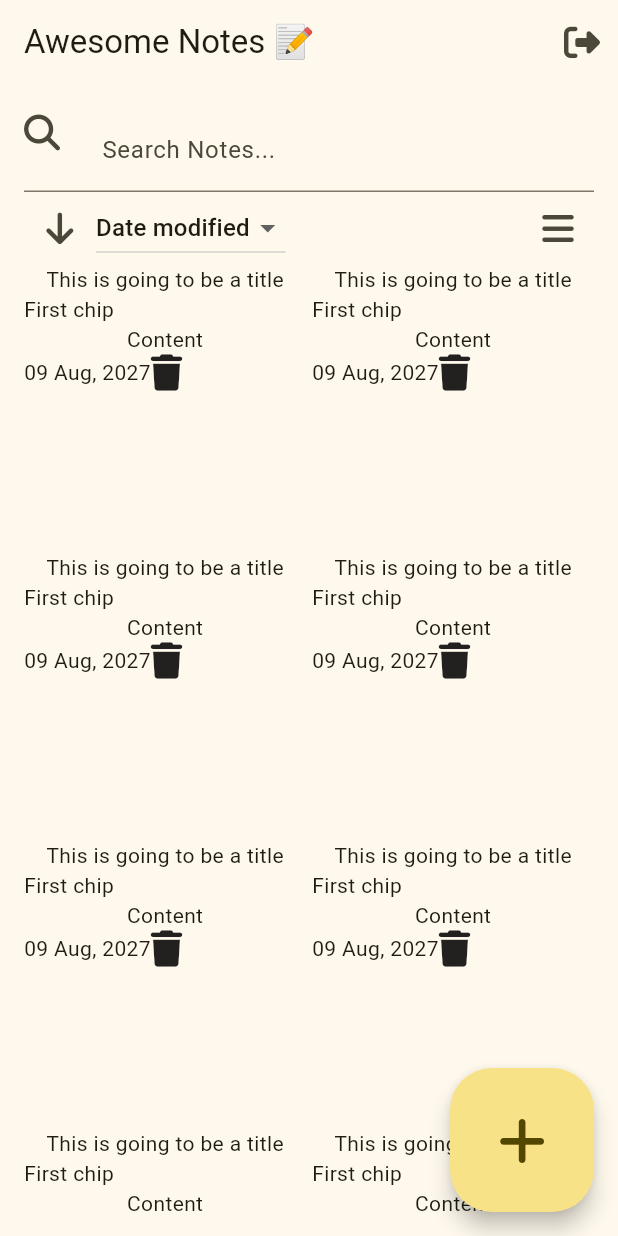
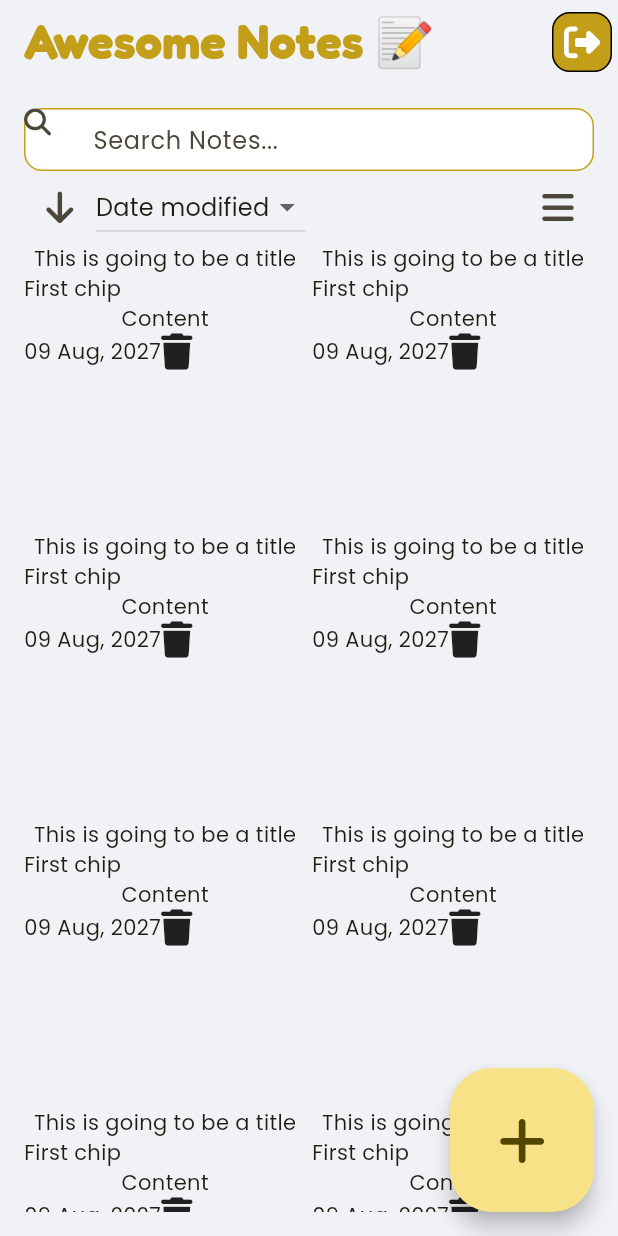
Before and after one commit to RafaelDella/AwesomeNotes, a Flutter app: the screen it shows after launch, on a phone screen of 412 x 824 dp. Run offline on Flutter 3.47's test engine with Material 3 defaults, Android fonts, the phone set to English and light mode, and no system bars; our stand-ins replace font_awesome_flutter.

Commit message:
commit 36:50

```diff
--- /dev/null
+++ b/awesome_notes/lib/constants.dart
@@ -0,0 +1,11 @@
+import 'package:flutter/material.dart';
+
+const Color primary = Color(0xFFC39E18);
+const Color gray900 = Color(0xFF3E3E3E);
+const Color gray700 = Color(0xFF626262);
+const Color gray500 = Color(0xFF8E8E8E);
+const Color gray300 = Color(0xFFBEBEBE);
+const Color gray100 = Color(0xFFE9E9E9);
+const Color background = Color(0xFFF1F2F6);
+const Color black = Colors.black;
+const Color white = Colors.white;
--- a/awesome_notes/lib/main.dart
+++ b/awesome_notes/lib/main.dart
@@ -1,3 +1,4 @@
+import 'package:awesome_notes/constants.dart';
 import 'package:awesome_notes/main_page.dart';
 import 'package:flutter/material.dart';
 
@@ -14,8 +15,19 @@ class MyApp extends StatelessWidget {
       debugShowCheckedModeBanner: false,
       title: 'Awesome Notes',
       theme: ThemeData(
-        colorScheme: ColorScheme.fromSeed(seedColor: const Color.fromARGB(255, 248, 214, 19)),
+        colorScheme: ColorScheme.fromSeed(
+            seedColor: const Color.fromARGB(255, 248, 214, 19)),
         useMaterial3: true,
+        fontFamily: 'Poppins',
+        scaffoldBackgroundColor: background,
+        appBarTheme: Theme.of(context).appBarTheme.copyWith(
+              backgroundColor: Colors.transparent,
+              titleTextStyle: TextStyle(
+                  color: primary,
+                  fontSize: 32,
+                  fontFamily: 'Fredoka',
+                  fontWeight: FontWeight.bold),
+            ),
       ),
       home: const MainPage(),
     );
--- a/awesome_notes/lib/main_page.dart
+++ b/awesome_notes/lib/main_page.dart
@@ -1,3 +1,4 @@
+import 'package:awesome_notes/constants.dart';
 import 'package:flutter/material.dart';
 import 'package:font_awesome_flutter/font_awesome_flutter.dart';
 
@@ -9,7 +10,6 @@ class MainPage extends StatefulWidget {
 }
 
 class _MainPageState extends State<MainPage> {
-
   final List<String> dropDownOptions = ['Date modified', 'Date created'];
 
   late String dropDownValue = dropDownOptions.first;
@@ -22,25 +22,49 @@ class _MainPageState extends State<MainPage> {
         actions: [
           IconButton(
             onPressed: () {},
-              icon: const FaIcon(FontAwesomeIcons.rightFromBracket))
+            icon: const FaIcon(FontAwesomeIcons.rightFromBracket),
+            style: IconButton.styleFrom(
+                backgroundColor: primary,
+                foregroundColor: white,
+                shape: RoundedRectangleBorder(
+                    borderRadius: BorderRadius.circular(12),
+                    side: BorderSide(
+                      color: black,
+                    ))),
+          ),
         ],
       ),
-      floatingActionButton: FloatingActionButton.large(onPressed: (){}, child: FaIcon(FontAwesomeIcons.plus),),
+      floatingActionButton: FloatingActionButton.large(
+        onPressed: () {},
+        child: FaIcon(FontAwesomeIcons.plus),
+      ),
       body: Padding(
         padding: const EdgeInsets.all(16.0),
         child: Column(
           children: [
             TextField(
-                decoration: const InputDecoration(
-              labelText: "Search Notes...",
+              decoration: InputDecoration(
+                  hintText: "Search Notes...",
                   prefixIcon: FaIcon(FontAwesomeIcons.magnifyingGlass),
+                  fillColor: white,
+                  filled: true,
+                  isDense: true,
+                  contentPadding: EdgeInsets.zero,
+                  prefixIconConstraints:
+                      BoxConstraints(minWidth: 42, minHeight: 42),
+                  enabledBorder: OutlineInputBorder(
+                    borderRadius: BorderRadius.circular(12),
+                    borderSide: BorderSide(color: primary),
                   ),
+                  focusedBorder: OutlineInputBorder(
+                    borderRadius: BorderRadius.circular(12),
+                    borderSide: BorderSide(color: primary),
+                  )),
             ),
-
             Row(
               children: [
-                IconButton(onPressed: () {},
-                icon: FaIcon(FontAwesomeIcons.arrowDown)),
+                IconButton(
+                    onPressed: () {}, icon: FaIcon(FontAwesomeIcons.arrowDown)),
                 DropdownButton<String>(
                   value: dropDownValue,
                   items: dropDownOptions
@@ -51,7 +75,7 @@ class _MainPageState extends State<MainPage> {
                         ),
                       )
                       .toList(),
-                    onChanged: (newValue){
+                  onChanged: (newValue) {
                     setState(() {
                       dropDownValue = newValue!;
                     });
@@ -59,20 +83,16 @@ class _MainPageState extends State<MainPage> {
                 ),
                 Spacer(),
                 IconButton(
-                onPressed:(){},
-                icon: FaIcon(FontAwesomeIcons.bars)
-              ),
+                    onPressed: () {}, icon: FaIcon(FontAwesomeIcons.bars)),
               ],
             ),
             Expanded(
               child: GridView.builder(
                 itemCount: 8,
                 gridDelegate: SliverGridDelegateWithFixedCrossAxisCount(
-                  crossAxisCount: 2,
-                  crossAxisSpacing: 4,
-                  mainAxisSpacing: 4
-                ),
-                itemBuilder: (context, int index){ return Container(
+                    crossAxisCount: 2, crossAxisSpacing: 4, mainAxisSpacing: 4),
+                itemBuilder: (context, int index) {
+                  return Container(
                     child: Column(
                       children: [
                         Text("This is going to be a title"),
@@ -84,7 +104,8 @@ class _MainPageState extends State<MainPage> {
                           ],
                         ),
                         Text("Content"),
-                        Row(children: [
+                        Row(
+                          children: [
                             Text("09 Aug, 2027"),
                             FaIcon(FontAwesomeIcons.trash)
                           ],
```
Also changed, not shown: awesome_notes/pubspec.yaml (+15 -12 lines), awesome_notes/assets/fonts/fredoka/Fredoka-Bold.ttf (added), awesome_notes/assets/fonts/fredoka/Fredoka-Regular.ttf (added), awesome_notes/assets/fonts/poppins/Poppins-Bold.ttf (added), awesome_notes/assets/fonts/poppins/Poppins-Italic.ttf (added), awesome_notes/assets/fonts/poppins/Poppins-Regular.ttf (added). Lines whose indentation alone changed are shown as unchanged.
